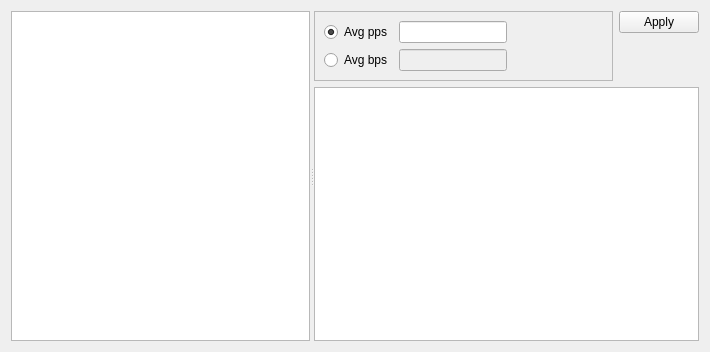
pstavirs/ostinato, file client/portswindow.ui: the form before one commit.
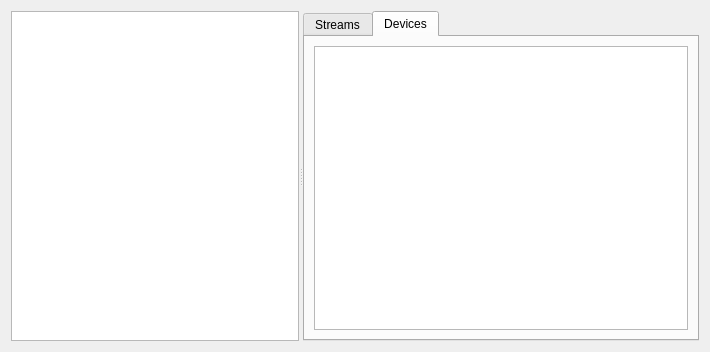
The form after the commit. The open tabs and pages were chosen to show the change. Icons and pictures are not drawn.

Commit message: Device Emulation (contd.): Added a tab and view in the GUI for device configuration

What changed in the file:
```diff
--- a/client/portswindow.ui
+++ b/client/portswindow.ui
@@ -47,7 +47,17 @@
         <property name="bottomMargin" >
          <number>0</number>
         </property>
-        <item row="0" column="0" >
+        <item row="1" column="0" >
+         <widget class="QTabWidget" name="portConfig" >
+          <property name="currentIndex" >
+           <number>0</number>
+          </property>
+          <widget class="QWidget" name="streamsTab" >
+           <attribute name="title" >
+            <string>Streams</string>
+           </attribute>
+           <layout class="QVBoxLayout" >
+            <item>
          <layout class="QHBoxLayout" >
           <item>
            <widget class="QFrame" name="frAggregate" >
@@ -133,7 +143,7 @@
           </item>
          </layout>
         </item>
-        <item row="1" column="0" >
+            <item>
          <widget class="QTableView" name="tvStreamList" >
           <property name="sizePolicy" >
            <sizepolicy vsizetype="Expanding" hsizetype="Expanding" >
@@ -156,6 +166,42 @@
           <property name="selectionBehavior" >
            <enum>QAbstractItemView::SelectRows</enum>
           </property>
+             </widget>
+            </item>
+           </layout>
+          </widget>
+          <widget class="QWidget" name="devicesTab" >
+           <attribute name="title" >
+            <string>Devices</string>
+           </attribute>
+           <layout class="QHBoxLayout" >
+            <item>
+             <widget class="QTableView" name="deviceGroupList" >
+              <property name="sizePolicy" >
+               <sizepolicy vsizetype="Expanding" hsizetype="Expanding" >
+                <horstretch>0</horstretch>
+                <verstretch>1</verstretch>
+               </sizepolicy>
+              </property>
+              <property name="contextMenuPolicy" >
+               <enum>Qt::ActionsContextMenu</enum>
+              </property>
+              <property name="frameShape" >
+               <enum>QFrame::StyledPanel</enum>
+              </property>
+              <property name="lineWidth" >
+               <number>1</number>
+              </property>
+              <property name="selectionMode" >
+               <enum>QAbstractItemView::ExtendedSelection</enum>
+              </property>
+              <property name="selectionBehavior" >
+               <enum>QAbstractItemView::SelectRows</enum>
+              </property>
+             </widget>
+            </item>
+           </layout>
+          </widget>
          </widget>
         </item>
        </layout>
```
Lines whose indentation alone changed are shown as unchanged.
